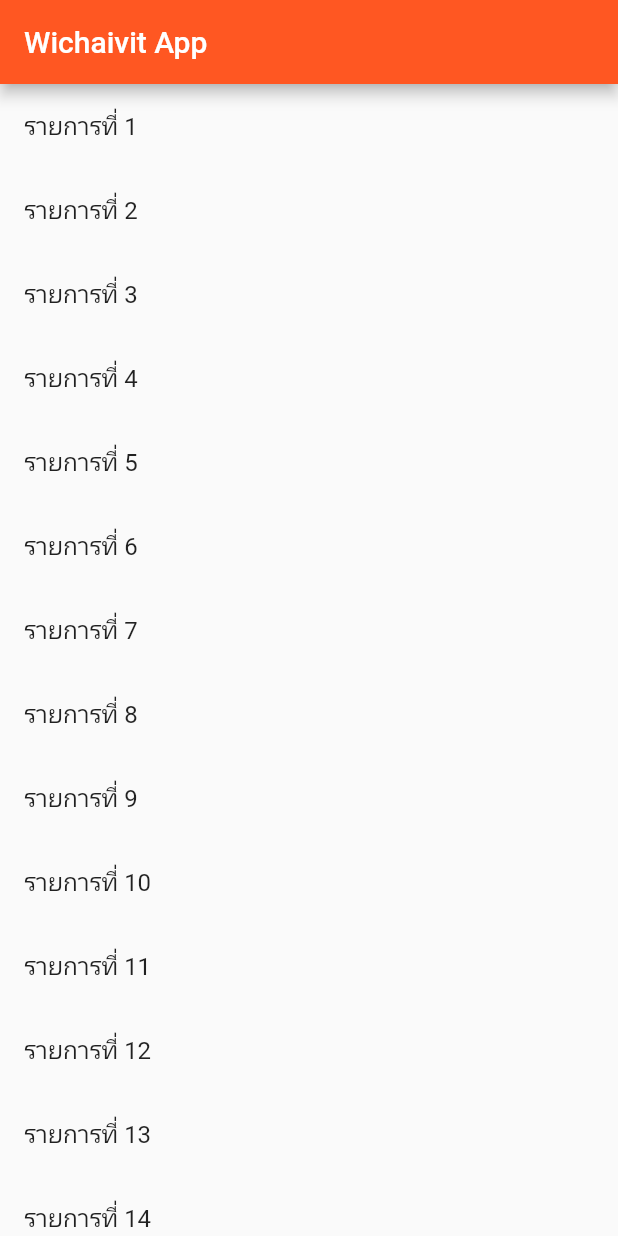
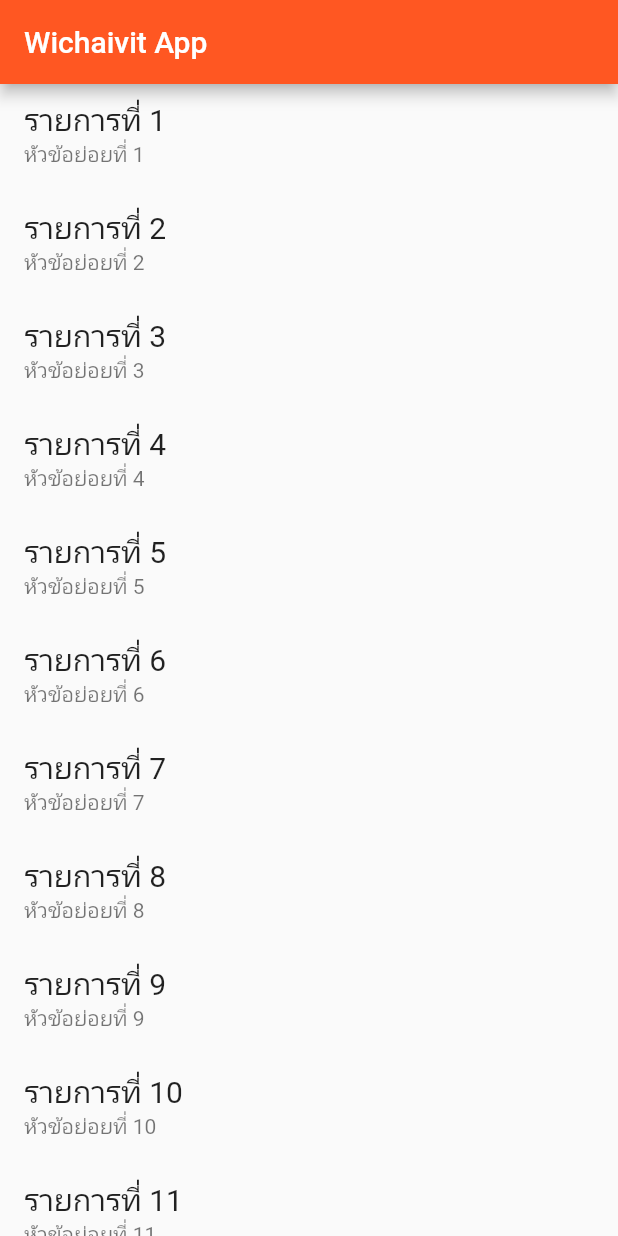
Before and after one commit to dail555/flutter_demo, a Flutter app: the screen it shows after launch, on a phone screen of 412 x 824 dp. Run offline on Flutter 3.47's test engine with Material 2 defaults, Android fonts, the phone set to English and light mode, and no system bars.

Commit message:
ListTile

```diff
--- a/lib/main.dart
+++ b/lib/main.dart
@@ -42,7 +42,11 @@ class _MyHomePageState extends State<MyHomePage> {
   List<Widget> getData(int count) {
     List<Widget> data = [];
     for (var i = 0; i < count; i++) {
-      var menu =ListTile(title:Text("รายการที่ ${i + 1}"));
+      var menu = ListTile(
+        title: Text("รายการที่ ${i + 1}",style: TextStyle(fontSize: 20),),
+        subtitle: Text("หัวข้อย่อยที่ ${i + 1}"),
+
+      );
       data.add(menu);
     }
     return data;
```
